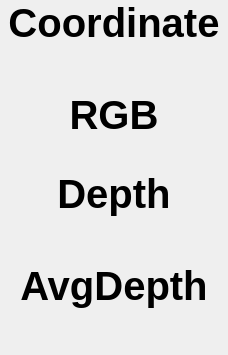
First picture: the form in AngstrongDemo/displayview.ui, repository 1500136508/AngstrongDemo, before the edit.
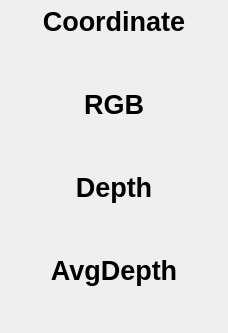
Second picture: the form after the edit. Icons and pictures are not drawn.

The edit to the form file:
```diff
--- a/AngstrongDemo/displayview.ui
+++ b/AngstrongDemo/displayview.ui
@@ -33,7 +33,7 @@
     <widget class="QLabel" name="m_lab_mouse_xy_title">
      <property name="font">
       <font>
-       <pointsize>30</pointsize>
+       <pointsize>20</pointsize>
        <weight>75</weight>
        <bold>true</bold>
       </font>
@@ -53,14 +53,13 @@
     <widget class="QLabel" name="m_lab_mouse_xy">
      <property name="font">
       <font>
-       <pointsize>30</pointsize>
+       <pointsize>20</pointsize>
        <weight>75</weight>
        <bold>true</bold>
       </font>
      </property>
      <property name="styleSheet">
-      <string notr="true">border-color: rgb(255, 255, 127);
-border-image: url(:/AngstrongDemo/image_ico/BG/BG2.png);</string>
+      <string notr="true">border-image: url(:/AngstrongDemo/image_ico/BG/BG3.png);</string>
      </property>
      <property name="text">
       <string/>
@@ -74,7 +73,7 @@
     <widget class="QLabel" name="m_lab_rgb_title">
      <property name="font">
       <font>
-       <pointsize>30</pointsize>
+       <pointsize>20</pointsize>
        <weight>75</weight>
        <bold>true</bold>
       </font>
@@ -91,7 +90,7 @@
     <widget class="QLabel" name="m_lab_rgb">
      <property name="font">
       <font>
-       <pointsize>22</pointsize>
+       <pointsize>20</pointsize>
        <weight>75</weight>
        <bold>true</bold>
       </font>
@@ -111,7 +110,7 @@
     <widget class="QLabel" name="m_lab_depth_title">
      <property name="font">
       <font>
-       <pointsize>30</pointsize>
+       <pointsize>20</pointsize>
        <weight>75</weight>
        <bold>true</bold>
       </font>
@@ -128,7 +127,7 @@
     <widget class="QLabel" name="m_lab_depth">
      <property name="font">
       <font>
-       <pointsize>30</pointsize>
+       <pointsize>20</pointsize>
        <weight>75</weight>
        <bold>true</bold>
       </font>
@@ -148,7 +147,7 @@
     <widget class="QLabel" name="m_lab_avg_depth_title">
      <property name="font">
       <font>
-       <pointsize>30</pointsize>
+       <pointsize>20</pointsize>
        <weight>75</weight>
        <bold>true</bold>
       </font>
@@ -167,7 +166,7 @@
       <widget class="QLabel" name="m_lab_avg_depth01">
        <property name="font">
         <font>
-         <pointsize>30</pointsize>
+         <pointsize>20</pointsize>
          <weight>75</weight>
          <bold>true</bold>
         </font>
@@ -187,7 +186,7 @@
       <widget class="QLabel" name="m_lab_avg_depth02">
        <property name="font">
         <font>
-         <pointsize>30</pointsize>
+         <pointsize>20</pointsize>
          <weight>75</weight>
          <bold>true</bold>
         </font>
```
Left out of the diff: 8 changed lines with no effect on the pictures.
